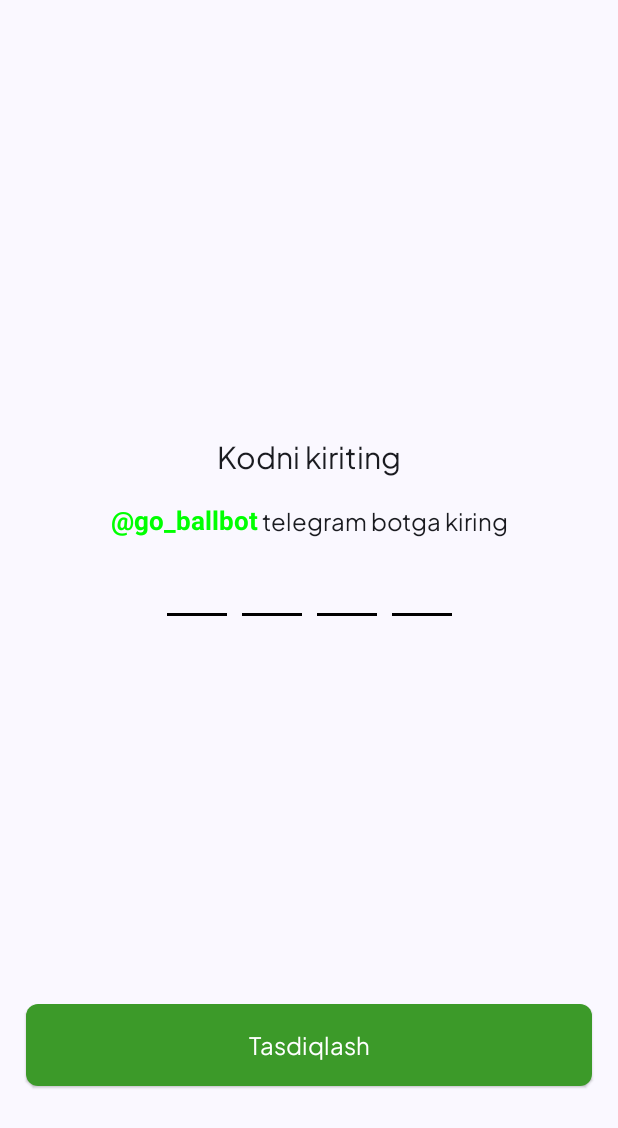
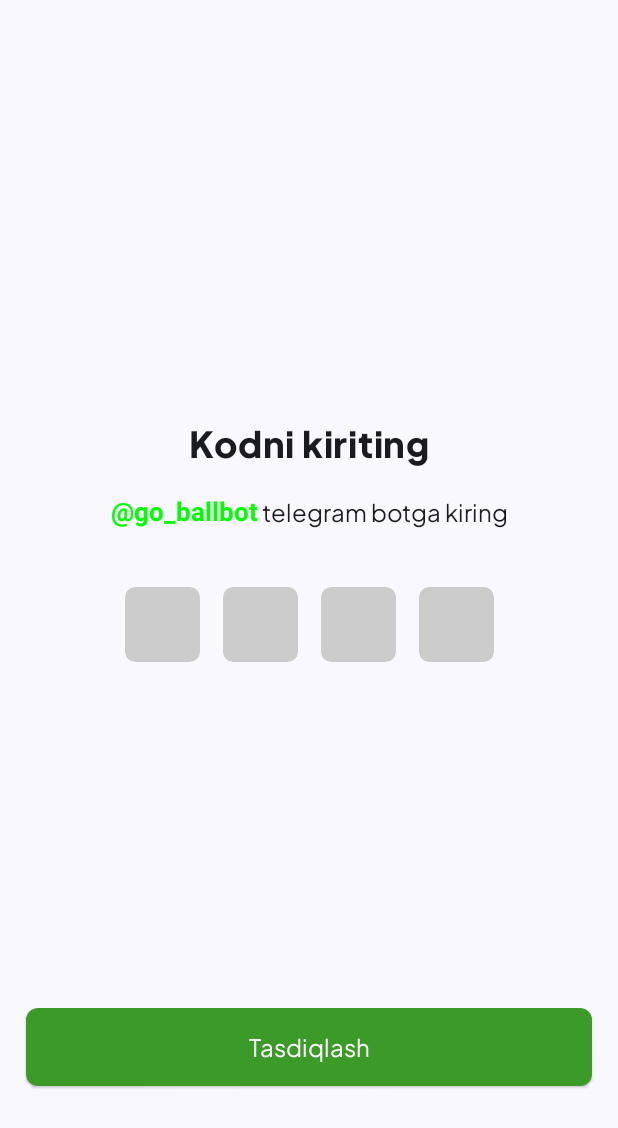
Before and after one commit to IsaboevSanjar/Go-Ball, an Android app built with Jetpack Compose: the screen it shows after launch (MainActivity), on a phone screen of 412 x 824 dp. Shown: the top 1128 px of the screen. Run offline under Robolectric (Android 15) with nearby library versions, the phone set to English and light mode, and no system bars; our stand-ins replace Voyager.

Commit message:
design is kinda ready

```diff
--- a/app/src/main/java/goball/uz/screens/LoginScreen.kt
+++ b/app/src/main/java/goball/uz/screens/LoginScreen.kt
@@ -55,6 +55,7 @@ import androidx.core.text.isDigitsOnly
 import cafe.adriel.voyager.core.screen.Screen
 import cafe.adriel.voyager.navigator.LocalNavigator
 import goball.uz.R
+import goball.uz.ui.theme.fontBold
 
 class LoginScreen : Screen {
     @Composable
@@ -99,7 +100,7 @@ class LoginScreen : Screen {
                 horizontalAlignment = Alignment.CenterHorizontally,
                 verticalArrangement = Arrangement.Center
             ) {
-                Text(text = "Kodni kiriting", style = MaterialTheme.typography.headlineMedium)
+                Text(text = "Kodni kiriting", fontFamily = fontBold, fontSize = 24.sp)
                 Spacer(modifier = Modifier.height(20.dp))
                 Row(verticalAlignment = Alignment.CenterVertically) {
                     ClickableText(
@@ -123,7 +124,7 @@ class LoginScreen : Screen {
                         style = MaterialTheme.typography.titleMedium
                     )
                 }
-                Spacer(modifier = Modifier.height(20.dp))
+                Spacer(modifier = Modifier.height(40.dp))
                 BasicTextField(
 
                     modifier = Modifier
@@ -149,7 +150,7 @@ class LoginScreen : Screen {
                     keyboardOptions = KeyboardOptions(keyboardType = KeyboardType.Number)
                 ) {
                     Row(
-                        horizontalArrangement = Arrangement.spacedBy(10.dp),
+                        horizontalArrangement = Arrangement.spacedBy(15.dp),
                         modifier = Modifier.height(50.dp)
                     ) {
                         repeat(4) { index ->
@@ -160,17 +161,23 @@ class LoginScreen : Screen {
                                 verticalArrangement = Arrangement.spacedBy(6.dp),
                                 horizontalAlignment = Alignment.CenterHorizontally
                             ) {
-                                Text(
-                                    text = number,
-                                    style = MaterialTheme.typography.headlineMedium
-                                )
+
                                 Box(
                                     modifier = Modifier
-                                        .width(40.dp)
-                                        .height(2.dp)
-                                        .background(Color.Black)
-
-                                )
+                                        .height(80.dp)
+                                        .width(50.dp)
+                                        .background(
+                                            Color.LightGray,
+                                            shape = RoundedCornerShape(7.dp)
+                                        ),
+                                    contentAlignment = Alignment.Center // This centers the content inside the Box
+                                ) {
+                                    Text(
+                                        text = number,
+                                        style = MaterialTheme.typography.headlineMedium,
+                                        fontSize = 20.sp // Adjust this as needed for better readability
+                                    )
+                                }
                             }
 
                         }
@@ -189,7 +196,7 @@ class LoginScreen : Screen {
                     containerColor = colorResource(id = R.color.primary),
                     contentColor = Color.White
                 ),
-                contentPadding = PaddingValues(vertical = 17.dp)
+                contentPadding = PaddingValues(vertical = 16.dp)
             ) {
                 if (!loading) {
                     Text(text = "Tasdiqlash", style = MaterialTheme.typography.titleMedium)
--- a/app/src/main/java/goball/uz/ui/theme/Type.kt
+++ b/app/src/main/java/goball/uz/ui/theme/Type.kt
@@ -11,6 +11,9 @@ import goball.uz.R
 
 val fonts = FontFamily(
     Font(R.font.jakarta_regular)
+)
+val fontBold = FontFamily(
+    Font(R.font.jakarta_extrabold, FontWeight.Bold)
 )
 
 // Set of Material typography styles to start with
@@ -28,8 +31,8 @@ val Typography = Typography(
         fontSize = 18.sp
     ),
     headlineMedium = TextStyle(
-        fontFamily = fonts,
-        fontWeight = FontWeight.Normal,
+        fontFamily = fontBold,
+        fontWeight = FontWeight.Bold,
         fontSize = 20.sp
     ),
     bodySmall = TextStyle(
@@ -41,7 +44,8 @@ val Typography = Typography(
         fontFamily = fonts,
         fontWeight = FontWeight.Normal,
         fontSize = 16.sp
-    )
+    ),
+
     /* Other default text styles to override
     titleLarge = TextStyle(
         fontFamily = FontFamily.Default,
```
